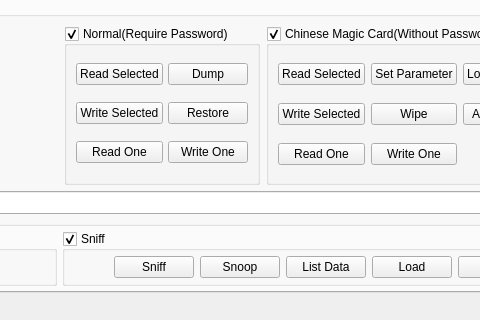
Old version of the form ui/mainwindow.ui in the repository wh201906/Proxmark3GUI; both pictures show x 448 to 928 and y 380 to 700 of the 1050 by 700 pixel window.
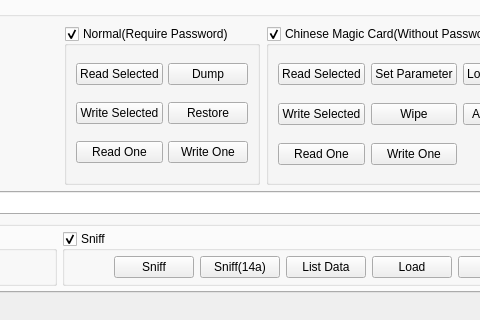
New version of the form.

The edit to the form file:
```diff
--- a/ui/mainwindow.ui
+++ b/ui/mainwindow.ui
@@ -1137,7 +1137,7 @@
                 </size>
                </property>
                <property name="text">
-                <string>Snoop</string>
+                <string>Sniff(14a)</string>
                </property>
               </widget>
              </item>
```
Left out of the diff: 2 changed lines with no effect on the pictures.
